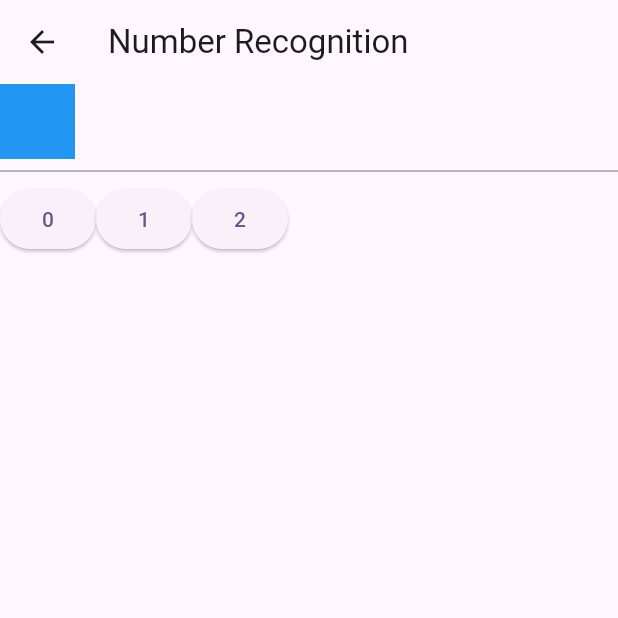
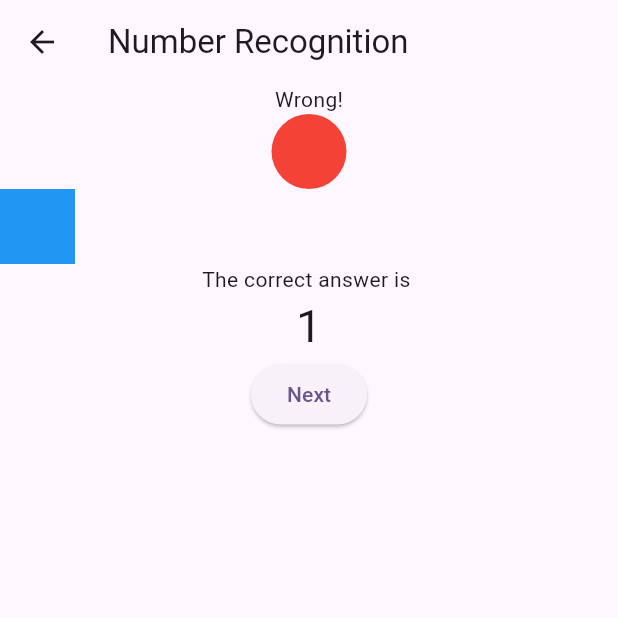
Before and after one commit to igorbasko01/flutter-arithmetic-expression-generator, a Flutter app: the NumberRecognitionPage screen opened directly, after a tap on an icon or button, on a phone screen of 412 x 824 dp, the top half of it. Run offline on Flutter 3.47's test engine with Material 2 defaults, Android fonts, the phone set to English and light mode, and no system bars; our stand-ins replace flutter_bloc.

Commit message:
draw answer on UI

```diff
--- a/lib/screens/home/number_recognition_page.dart
+++ b/lib/screens/home/number_recognition_page.dart
@@ -29,6 +29,8 @@ class _NumberRecognitionPageState extends State<NumberRecognitionPage> {
                 'Welcome to the Number Recognition!', blocContext);
           } else if (state is ExerciseNumberRecognitionState) {
             return _drawExercise(state, blocContext);
+          } else if (state is AnswerNumberRecognitionState) {
+            return _drawAnswer(state, blocContext);
           } else {
             return Container();
           }
@@ -53,8 +55,13 @@ class _NumberRecognitionPageState extends State<NumberRecognitionPage> {
       const Divider(color: Colors.grey, thickness: 1),
       Row(
           children: state.possibleAnswers
-              .map((e) =>
-                  ElevatedButton(onPressed: () {}, child: Text(e.toString())))
+              .map((e) => ElevatedButton(
+                  onPressed: () {
+                    blocContext.read<NumberRecognitionBloc>().add(
+                        CheckAnswerNumberRecognitionEvent(
+                            state.numberOfObjects, e));
+                  },
+                  child: Text(e.toString())))
               .toList()),
     ]);
   }
@@ -89,4 +96,41 @@ class _NumberRecognitionPageState extends State<NumberRecognitionPage> {
           shape: BoxShape.rectangle,
         ));
   }
+
+  Widget _drawAnswer(
+      AnswerNumberRecognitionState state, BuildContext blocContext) {
+    return Column(children: [
+      Text(state.isCorrect ? 'Correct!' : 'Wrong!'),
+      state.isCorrect ? _drawHappyFace() : _drawSadFace(),
+      state.isCorrect ? Container() : _drawObjects(state.correctAnswer, _drawSquare),
+      const Text('The correct answer is '),
+      Text(state.correctAnswer.toString(),
+          style: const TextStyle(fontSize: 30)),
+      ElevatedButton(
+          onPressed: () => blocContext
+              .read<NumberRecognitionBloc>()
+              .add(GenerateNewExerciseNumberRecognitionEvent(maxNumber: 10)),
+          child: const Text('Next')),
+    ]);
+  }
+
+  Widget _drawHappyFace() {
+    return Container(
+        width: 50,
+        height: 50,
+        decoration: const BoxDecoration(
+          color: Colors.green,
+          shape: BoxShape.circle,
+        ));
+  }
+
+  Widget _drawSadFace() {
+    return Container(
+        width: 50,
+        height: 50,
+        decoration: const BoxDecoration(
+          color: Colors.red,
+          shape: BoxShape.circle,
+        ));
+  }
 }
```
